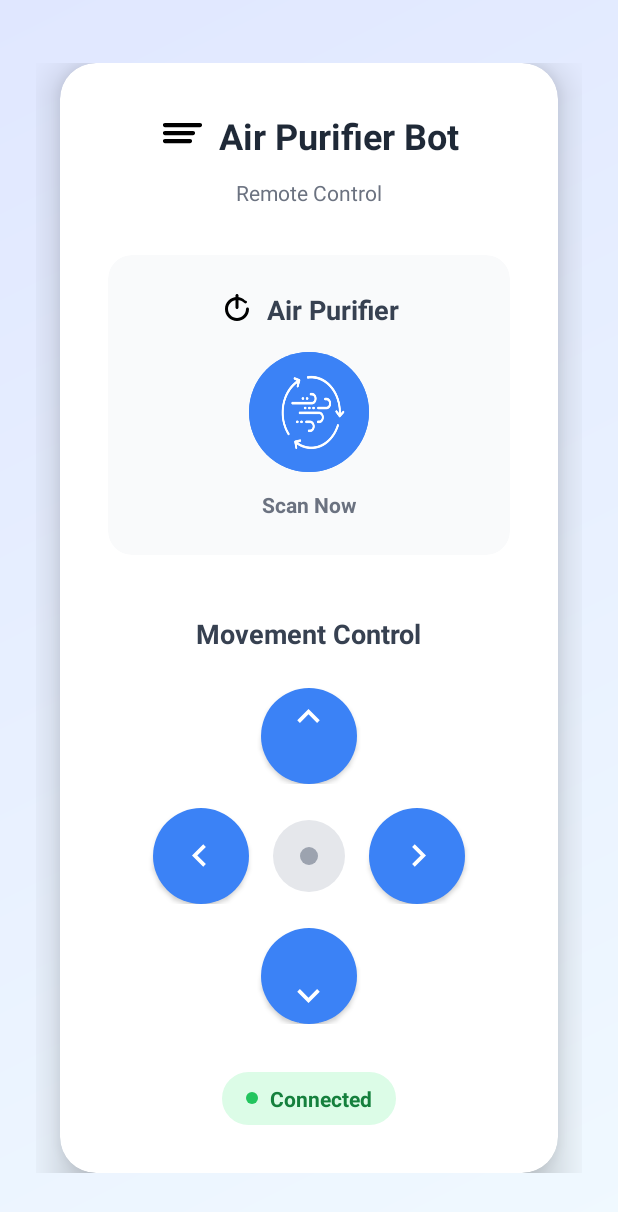
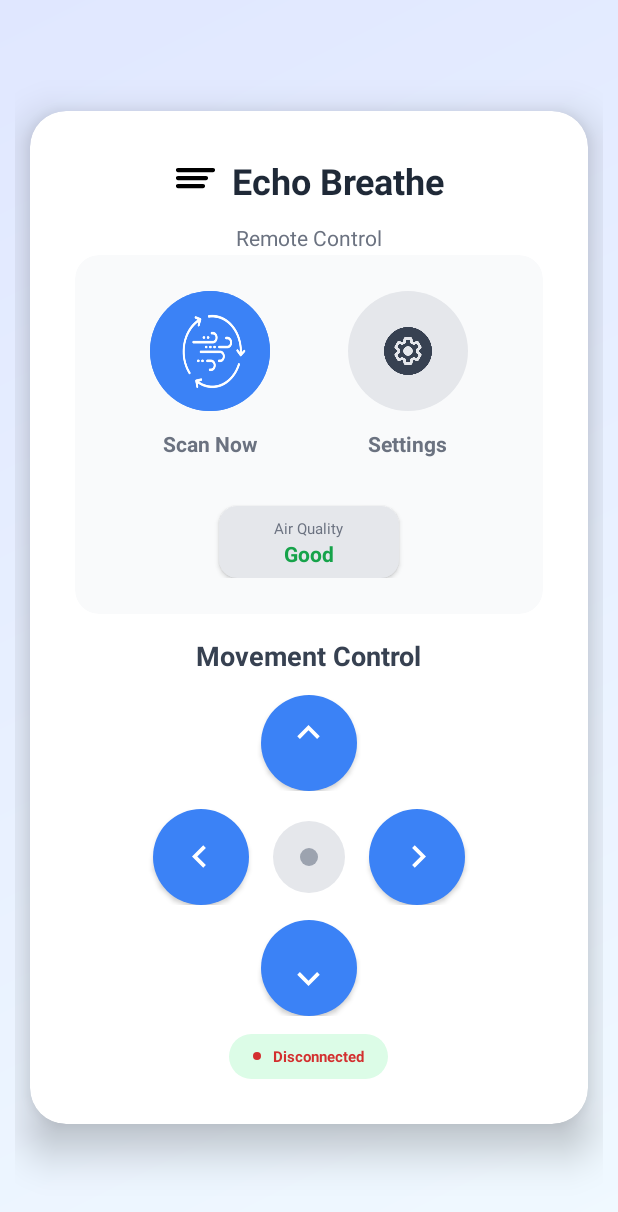
Before and after one commit to KishoreM-04/Remote-Control-for-Air-Purifying-Robot, an Android app: the screen it shows after launch (MainActivity), on a phone screen of 412 x 824 dp. Shown: the top 1212 px of the screen. Run offline under Robolectric (Android 15) with nearby library versions, the light colour scheme and no system bars.

Commit message:
Updated Code

```diff
--- a/app/src/main/AndroidManifest.xml
+++ b/app/src/main/AndroidManifest.xml
@@ -1,13 +1,13 @@
 <?xml version="1.0" encoding="utf-8"?>
 <manifest xmlns:android="http://schemas.android.com/apk/res/android"
     xmlns:tools="http://schemas.android.com/tools">
+
     <uses-permission android:name="android.permission.BLUETOOTH" />
     <uses-permission android:name="android.permission.BLUETOOTH_ADMIN" />
     <uses-permission android:name="android.permission.BLUETOOTH_SCAN" />
     <uses-permission android:name="android.permission.BLUETOOTH_CONNECT" />
     <uses-permission android:name="android.permission.ACCESS_FINE_LOCATION" />
     <uses-permission android:name="android.permission.ACCESS_COARSE_LOCATION" />
-
 
     <application
         android:allowBackup="true"
@@ -21,6 +21,9 @@
         android:usesCleartextTraffic="true"
         tools:targetApi="31">
         <activity
+            android:name=".settings_Page"
+            android:exported="false" />
+        <activity
             android:name=".MainActivity"
             android:exported="true">
             <intent-filter>
--- a/app/src/main/res/layout/activity_main.xml
+++ b/app/src/main/res/layout/activity_main.xml
@@ -1,23 +1,19 @@
 <?xml version="1.0" encoding="utf-8"?>
-<ScrollView xmlns:android="http://schemas.android.com/apk/res/android"
+<LinearLayout xmlns:android="http://schemas.android.com/apk/res/android"
     xmlns:app="http://schemas.android.com/apk/res-auto"
     android:layout_width="match_parent"
     android:layout_height="match_parent"
     android:background="@drawable/gradient_background"
-    android:padding="24dp">
-
-    <LinearLayout
-        android:layout_width="match_parent"
-        android:layout_height="wrap_content"
-        android:layout_gravity="center"
-        android:orientation="vertical">
+    android:padding="10dp"
+    android:orientation="vertical"
+    android:gravity="center">
 
     <!-- Main Control Card -->
     <androidx.cardview.widget.CardView
         android:layout_width="match_parent"
         android:layout_height="wrap_content"
         android:layout_gravity="center"
-            android:layout_marginHorizontal="16dp"
+        android:layout_marginHorizontal="10dp"
         app:cardCornerRadius="24dp"
         app:cardElevation="16dp"
         app:cardBackgroundColor="@android:color/white">
@@ -26,7 +22,7 @@
             android:layout_width="match_parent"
             android:layout_height="wrap_content"
             android:orientation="vertical"
-                android:padding="32dp">
+            android:padding="30dp">
 
             <!-- Header Section -->
             <LinearLayout
@@ -34,7 +30,7 @@
                 android:layout_height="wrap_content"
                 android:orientation="vertical"
                 android:gravity="center"
-                    android:layout_marginBottom="32dp">
+                android:layout_marginBottom="2dp">
 
                 <LinearLayout
                     android:layout_width="wrap_content"
@@ -47,13 +43,12 @@
                         android:layout_width="32dp"
                         android:layout_height="32dp"
                         android:src="@drawable/ic_wind"
-
                         android:layout_marginEnd="8dp" />
 
                     <TextView
                         android:layout_width="wrap_content"
                         android:layout_height="wrap_content"
-                            android:text="Air Purifier Bot"
+                        android:text="Echo Breathe"
                         android:textSize="24sp"
                         android:textStyle="bold"
                         android:textColor="@color/gray_800" />
@@ -73,7 +68,7 @@
             <androidx.cardview.widget.CardView
                 android:layout_width="match_parent"
                 android:layout_height="wrap_content"
-                    android:layout_marginBottom="40dp"
+                android:layout_marginBottom="15dp"
                 app:cardCornerRadius="16dp"
                 app:cardBackgroundColor="@color/gray_50"
                 app:cardElevation="0dp">
@@ -85,29 +80,44 @@
                     android:gravity="center"
                     android:padding="24dp">
 
+<!--                    <LinearLayout-->
+<!--                        android:layout_width="wrap_content"-->
+<!--                        android:layout_height="wrap_content"-->
+<!--                        android:orientation="horizontal"-->
+<!--                        android:gravity="center_vertical"-->
+<!--                        android:layout_marginBottom="16dp">-->
+
+<!--                        <ImageView-->
+<!--                            android:id="@+id/fan_status_icon"-->
+<!--                            android:layout_width="24dp"-->
+<!--                            android:layout_height="24dp"-->
+<!--                            android:src="@drawable/ic_power"-->
+<!--                            android:layout_marginEnd="8dp" />-->
+
+<!--                        <TextView-->
+<!--                            android:layout_width="wrap_content"-->
+<!--                            android:layout_height="wrap_content"-->
+<!--                            android:text="Air Purifier"-->
+<!--                            android:textSize="18sp"-->
+<!--                            android:textStyle="bold"-->
+<!--                            android:textColor="@color/gray_700" />-->
+
+<!--                    </LinearLayout>-->
+
+                    <!-- Button Row -->
                     <LinearLayout
-                            android:layout_width="wrap_content"
+                        android:layout_width="match_parent"
                         android:layout_height="wrap_content"
                         android:orientation="horizontal"
-                            android:gravity="center_vertical"
+                        android:gravity="center"
                         android:layout_marginBottom="16dp">
 
-                            <ImageView
-                                android:id="@+id/fan_status_icon"
-                                android:layout_width="24dp"
-                                android:layout_height="24dp"
-                                android:src="@drawable/ic_power"
-                                android:layout_marginEnd="8dp" />
-
-                            <TextView
-                                android:layout_width="wrap_content"
+                        <LinearLayout
+                            android:layout_width="0dp"
                             android:layout_height="wrap_content"
-                                android:text="Air Purifier"
-                                android:textSize="18sp"
-                                android:textStyle="bold"
-                                android:textColor="@color/gray_700" />
-
-                        </LinearLayout>
+                            android:layout_weight="1"
+                            android:orientation="vertical"
+                            android:gravity="center">
 
                             <com.google.android.material.button.MaterialButton
                                 android:id="@+id/fan_toggle_button"
@@ -121,9 +131,7 @@
                                 android:insetTop="0dp"
                                 android:insetBottom="0dp"
                                 app:cornerRadius="40dp"
-                            app:elevation="1dp"
-                            />
-
+                                app:elevation="1dp" />
 
                             <TextView
                                 android:id="@+id/fan_status_text"
@@ -133,6 +141,81 @@
                                 android:textStyle="bold"
                                 android:textColor="@color/gray_500"
                                 android:layout_marginTop="12dp" />
+
+                        </LinearLayout>
+
+                        <LinearLayout
+                            android:layout_width="0dp"
+                            android:layout_height="wrap_content"
+                            android:layout_weight="1"
+                            android:orientation="vertical"
+                            android:gravity="center">
+
+                            <com.google.android.material.button.MaterialButton
+                                android:id="@+id/settings_button"
+                                android:layout_width="80dp"
+                                android:layout_height="80dp"
+                                app:icon="@drawable/ic_settings"
+                                app:iconSize="32dp"
+                                app:iconPadding="0dp"
+                                app:iconGravity="textEnd"
+                                android:insetTop="0dp"
+                                android:insetBottom="0dp"
+                                app:cornerRadius="40dp"
+                                app:backgroundTint="@color/gray_200"
+                                app:iconTint="@color/gray_700"
+                                app:strokeWidth="0dp"
+                                app:elevation="1dp"
+                                style="@style/Widget.MaterialComponents.Button.UnelevatedButton" />
+
+                            <TextView
+                                android:layout_width="wrap_content"
+                                android:layout_height="wrap_content"
+                                android:text="Settings"
+                                android:textStyle="bold"
+                                android:textColor="@color/gray_500"
+                                android:layout_marginTop="12dp" />
+
+                        </LinearLayout>
+
+                    </LinearLayout>
+
+
+                    <!-- Air Quality Display Box -->
+                    <androidx.cardview.widget.CardView
+                        android:layout_width="120dp"
+                        android:layout_height="48dp"
+                        android:layout_marginTop="16dp"
+                        app:cardCornerRadius="12dp"
+                        app:cardBackgroundColor="@color/gray_200"
+                        app:cardElevation="2dp">
+
+                        <LinearLayout
+                            android:layout_width="match_parent"
+                            android:layout_height="match_parent"
+                            android:orientation="vertical"
+                            android:gravity="center"
+                            android:padding="8dp">
+
+                            <TextView
+                                android:layout_width="wrap_content"
+                                android:layout_height="wrap_content"
+                                android:text="Air Quality"
+                                android:textSize="10sp"
+                                android:textColor="@color/gray_500" />
+
+                            <TextView
+                                android:id="@+id/air_quality_value"
+                                android:layout_width="wrap_content"
+                                android:layout_height="wrap_content"
+                                android:text="Good"
+                                android:textSize="14sp"
+                                android:textStyle="bold"
+                                android:textColor="@color/green_600" />
+
+                        </LinearLayout>
+
+                    </androidx.cardview.widget.CardView>
 
                 </LinearLayout>
 
@@ -152,14 +235,14 @@
                     android:textStyle="bold"
                     android:textColor="@color/gray_700"
                     android:layout_gravity="center"
-                        android:layout_marginBottom="24dp" />
+                    android:layout_marginBottom="14dp" />
 
                 <!-- Up Button -->
                 <LinearLayout
                     android:layout_width="match_parent"
                     android:layout_height="wrap_content"
                     android:gravity="center"
-                        android:layout_marginBottom="16dp">
+                    android:layout_marginBottom="12dp">
 
                     <com.google.android.material.button.MaterialButton
                         android:id="@+id/button_forward"
@@ -168,8 +251,6 @@
                         android:background="@drawable/direction_button_selector"
                         android:drawableTop="@drawable/ic_up"
                         android:drawableTint="@android:color/white"
-                            android:insetTop="0dp"
-                            android:insetBottom="0dp"
                         app:cornerRadius="32dp"
                         app:backgroundTint="@color/blue_500"
                         app:elevation="8dp"
@@ -183,7 +264,7 @@
                     android:layout_height="wrap_content"
                     android:orientation="horizontal"
                     android:gravity="center"
-                        android:layout_marginBottom="16dp">
+                    android:layout_marginBottom="10dp">
 
                     <com.google.android.material.button.MaterialButton
                         android:id="@+id/button_left"
@@ -235,8 +316,6 @@
                         android:background="@drawable/direction_button_selector"
                         android:drawableBottom="@drawable/ic_down"
                         android:drawableTint="@android:color/white"
-                            android:insetTop="0dp"
-                            android:insetBottom="0dp"
                         app:cornerRadius="32dp"
                         app:backgroundTint="@color/blue_500"
                         app:elevation="8dp"
@@ -253,26 +332,28 @@
                 android:orientation="horizontal"
                 android:gravity="center_vertical"
                 android:layout_gravity="center"
-                    android:layout_marginTop="32dp"
+                android:layout_marginTop="12dp"
                 android:background="@drawable/status_background"
                 android:paddingHorizontal="16dp"
                 android:paddingVertical="8dp">
 
                 <View
-                        android:layout_width="8dp"
-                        android:layout_height="8dp"
+                    android:layout_width="5dp"
+                    android:layout_height="5dp"
                     android:id="@+id/status_dot"
+                    android:backgroundTint="@color/red_700"
                     android:background="@drawable/status_dot"
                     android:layout_marginEnd="8dp" />
 
                 <TextView
                     android:id="@+id/status_text"
+                    android:text="Disconnected"
                     android:layout_width="wrap_content"
                     android:layout_height="wrap_content"
-                        android:text="Connected"
-                        android:textSize="14sp"
+                    android:layout_gravity="center"
+                    android:textSize="10sp"
                     android:textStyle="bold"
-                        android:textColor="@color/green_700" />
+                    android:textColor="@color/red_700" />
 
             </LinearLayout>
 
@@ -281,5 +362,3 @@
     </androidx.cardview.widget.CardView>
 
 </LinearLayout>
-
-</ScrollView>
--- a/app/src/main/res/values/colors.xml
+++ b/app/src/main/res/values/colors.xml
@@ -31,4 +31,5 @@
     <color name="fan_button_icon_color">@color/gray_600</color>
     <color name="fan_button_icon_color_on">@android:color/white</color>
     <color name="red_700">#D32F2F</color>
+    <color name="orange_700">#F57C00</color>
 </resources>
```
Also changed, not shown: app/src/main/res/layout/activity_settings_page.xml (added, +266 -0 lines), app/src/main/res/drawable/ic_send.png (added), app/src/main/res/drawable/ic_settings.png (added), app/src/main/res/drawable/ic_tune.png (added). Lines whose indentation alone changed are shown as unchanged.
